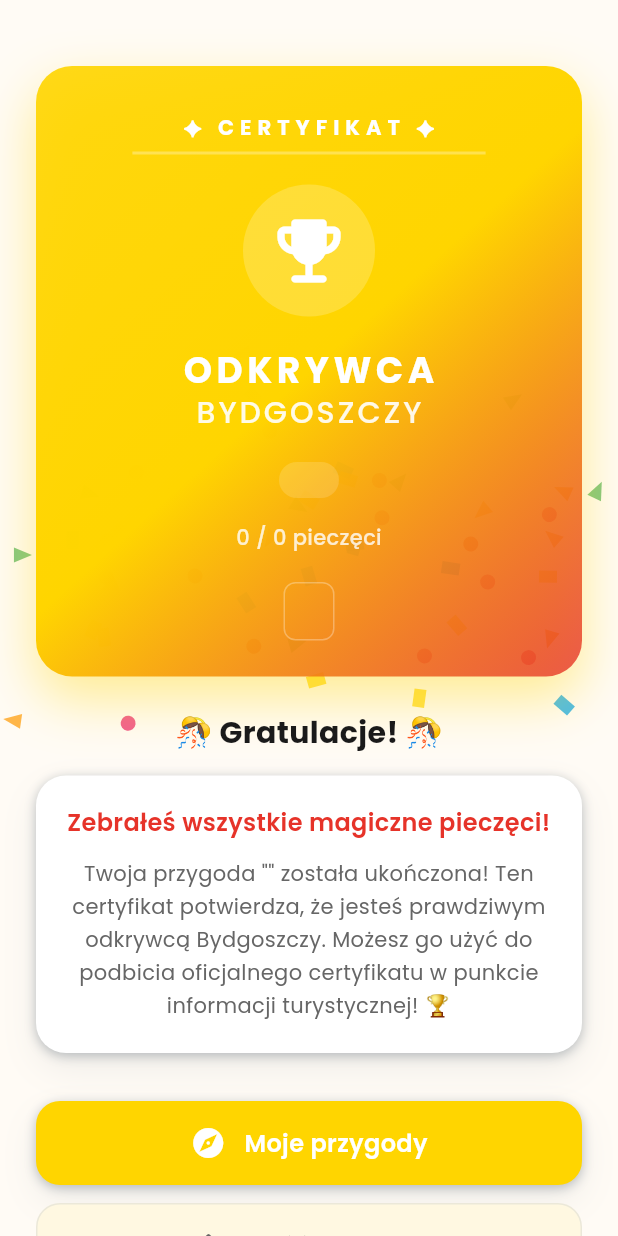
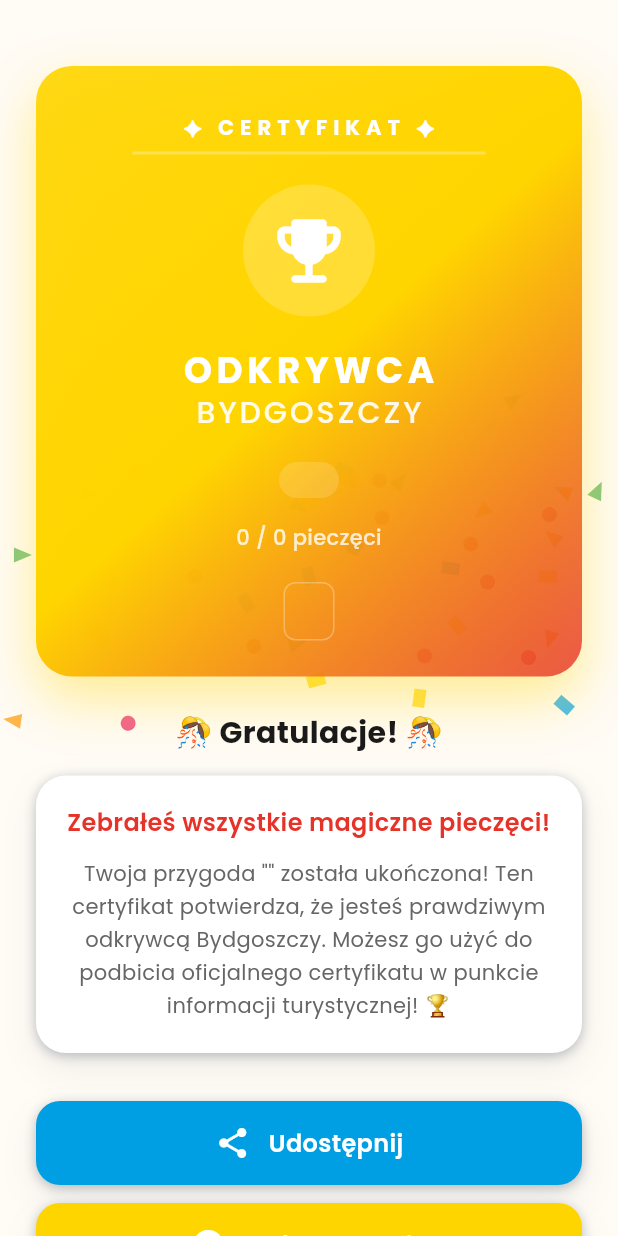
Before and after one commit to dawidope/bydgoszcz-mobile, a Flutter app: the CompletedRoutePage screen opened directly with empty values, on a phone screen of 412 x 824 dp. Run offline on Flutter 3.47's test engine with Material 3 defaults, Android fonts, the light colour scheme and no system bars; our stand-ins replace cached_network_image, dio, equatable, flutter_bloc, flutter_dotenv, freezed_annotation and 8 more; accounts and stored records are empty.

Commit message:
Missing sharing

```diff
--- a/lib/presentation/pages/route/completed_route_page.dart
+++ b/lib/presentation/pages/route/completed_route_page.dart
@@ -6,6 +6,7 @@ import 'package:bydgoszcz/core/theme/app_typography.dart';
 import 'package:bydgoszcz/models/generated_route.dart';
 import 'package:flutter/material.dart';
 import 'package:go_router/go_router.dart';
+import 'package:share_plus/share_plus.dart';
 
 class CompletedRoutePage extends StatefulWidget {
   final GeneratedRoute route;
@@ -97,6 +98,21 @@ class _CompletedRoutePageState extends State<CompletedRoutePage>
 
   void _goHome() {
     context.go('/');
+  }
+
+  Future<void> _shareCertificate() async {
+    final shareText =
+        '''
+🏆 CERTYFIKAT ODKRYWCY BYDGOSZCZY 🏆
+
+Ukończyłem przygodę: "${widget.route.title}"
+
+Zebrałem ${widget.route.stops.length} magicznych pieczęci i zostałem oficjalnym Odkrywcą Bydgoszczy! 🎉
+
+Dołącz do zabawy i odkrywaj zabytki Bydgoszczy! 🏛️✨
+''';
+
+    await Share.share(shareText, subject: 'Certyfikat Odkrywcy Bydgoszczy');
   }
 
   @override
@@ -378,6 +394,36 @@ class _CompletedRoutePageState extends State<CompletedRoutePage>
   Widget _buildButtons() {
     return Column(
       children: [
+        // Share button
+        GestureDetector(
+          onTap: _shareCertificate,
+          child: Container(
+            width: double.infinity,
+            padding: const EdgeInsets.all(16),
+            decoration: BoxDecoration(
+              color: AppColors.bydgoszczBlue,
+              borderRadius: BorderRadius.circular(16),
+              boxShadow: AppShadows.card,
+            ),
+            child: Row(
+              mainAxisAlignment: MainAxisAlignment.center,
+              children: [
+                const Icon(Icons.share_rounded, color: Colors.white),
+                const SizedBox(width: 12),
+                Text(
+                  'Udostępnij',
+                  style: AppTypography.titleMedium.copyWith(
+                    color: Colors.white,
+                    fontWeight: FontWeight.w600,
+                  ),
+                ),
+              ],
+            ),
+          ),
+        ),
+
+        const SizedBox(height: 12),
+
         // Primary button - go to adventures
         GestureDetector(
           onTap: _goToAdventures,
```
Also changed, not shown: lib/presentation/pages/route/route_adventure_page.dart (+22 -3 lines).
